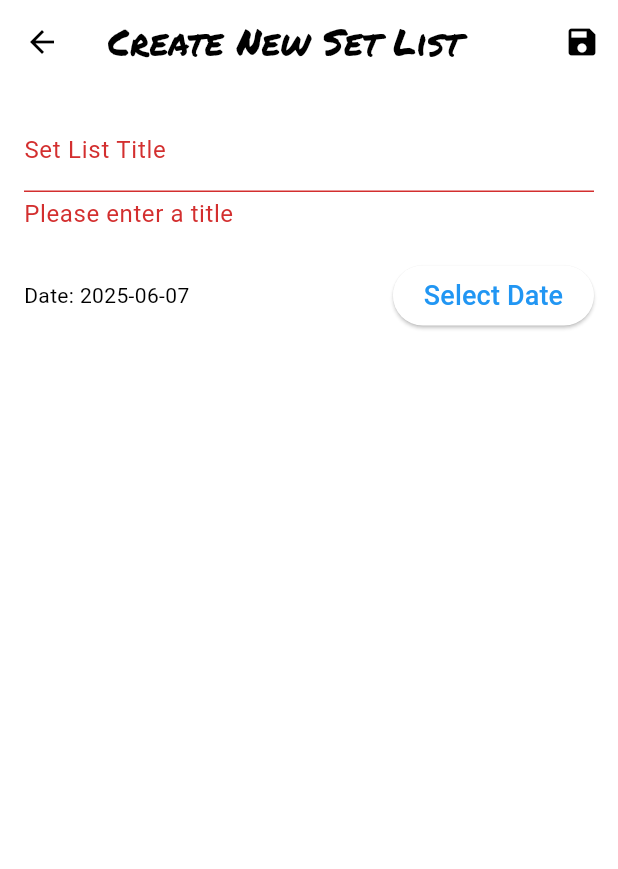
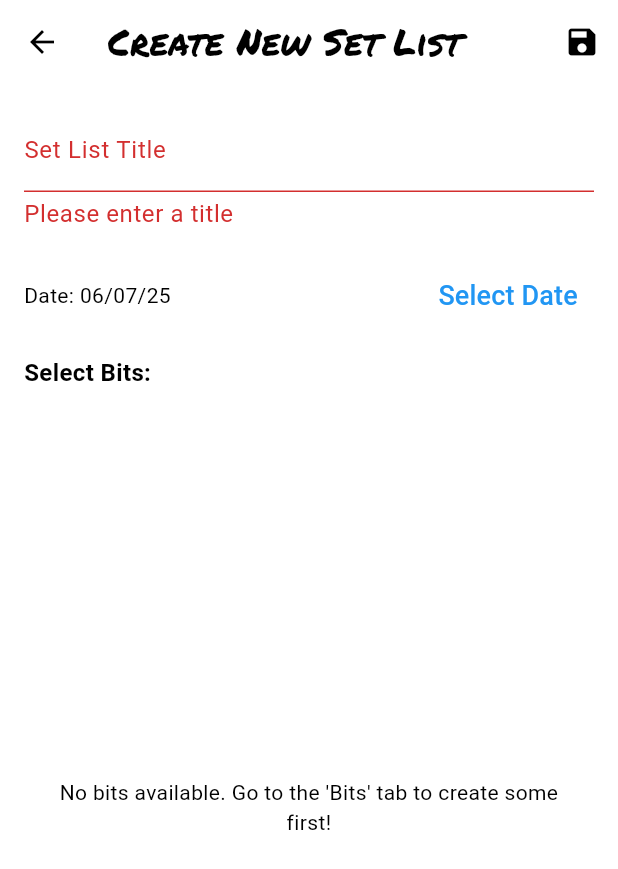
Before and after one commit to AKSystems-mail/JokeBook, a Flutter app: the CreateSetListScreen screen opened directly, after a tap on the "save" icon, on a phone screen of 412 x 824 dp. Shown: the top 869 px of the screen. Run offline on Flutter 3.47's test engine with Material 3 defaults, Android fonts, the phone set to English and light mode, and no system bars; our stand-ins replace cloud_firestore, firebase_auth, firebase_core, firebase_storage, google_sign_in, hive and 6 more; missing offline and left inert: record; accounts and stored records are empty.

Commit message:
Mergre conflict fix

```diff
--- a/lib/screens/create_set_list_screen.dart
+++ b/lib/screens/create_set_list_screen.dart
@@ -1,7 +1,13 @@
+// lib/screens/create_set_list_screen.dart
+
 import 'package:flutter/material.dart';
 import 'package:provider/provider.dart';
+import 'package:intl/intl.dart'; // For date formatting
+
 import '/providers/set_list_provider.dart';
-// Import other necessary files like your BitProvider if used for selecting bits
+import '/providers/bit_provider.dart'; // Import BitProvider
+import '/models/bit.dart';             // Import Bit model
+import '/providers/settings_provider.dart'; // Assuming you use this for AppBar color
 
 class CreateSetListScreen extends StatefulWidget {
   const CreateSetListScreen({super.key});
@@ -14,7 +20,16 @@ class _CreateSetListScreenState extends State<CreateSetListScreen> {
   final _formKey = GlobalKey<FormState>();
   final _titleController = TextEditingController();
   DateTime _selectedDate = DateTime.now();
-  List<String> _selectedBitIds = []; // Populate this list based on user selection
+  final List<String> _selectedBitIds = []; // Keep this
+
+  @override
+  void initState() {
+    super.initState();
+    // Optional: If your BitProvider needs an explicit fetch and doesn't load bits via stream initially
+    // WidgetsBinding.instance.addPostFrameCallback((_) {
+    //   Provider.of<BitProvider>(context, listen: false).fetchBits(); // Or whatever your fetch method is
+    // });
+  }
 
   @override
   void dispose() {
@@ -23,18 +38,28 @@ class _CreateSetListScreenState extends State<CreateSetListScreen> {
   }
 
   Future<void> _saveSetList() async {
-    if (_formKey.currentState?.validate() ?? false) {
+    if (!(_formKey.currentState?.validate() ?? false)) {
+      return;
+    }
+    // Optional: Check if at least one bit is selected
+    // if (_selectedBitIds.isEmpty) {
+    //   ScaffoldMessenger.of(context).showSnackBar(
+    //     const SnackBar(content: Text('Please select at least one bit.')),
+    //   );
+    //   return;
+    // }
+
     try {
       await Provider.of<SetListProvider>(context, listen: false).addSetList(
         _titleController.text,
         _selectedDate,
-          _selectedBitIds, // Use the bits selected on this screen
+        _selectedBitIds,
       );
       if (mounted) {
         ScaffoldMessenger.of(context).showSnackBar(
           const SnackBar(content: Text('Setlist saved!')),
         );
-          Navigator.of(context).pop(); // Go back after saving
+        Navigator.of(context).pop();
       }
     } catch (e) {
       if (mounted) {
@@ -44,9 +69,7 @@ class _CreateSetListScreenState extends State<CreateSetListScreen> {
       }
     }
   }
-  }
 
-  // Example method to pick date
   Future<void> _pickDate() async {
     final DateTime? picked = await showDatePicker(
       context: context,
@@ -61,66 +84,32 @@ class _CreateSetListScreenState extends State<CreateSetListScreen> {
     }
   }
 
-  // Example: You would have UI elements to populate _selectedBitIds
-  // For instance, a button that opens a dialog to select bits from BitProvider.
-  // void _selectBits() async {
-  //   final List<String>? result = await showDialog<List<String>>(
-  //     context: context,
-  //     builder: (context) => BitSelectionDialog(), // Your custom dialog
-  //   );
-  //   if (result != null) {
-  //     setState(() {
-  //       _selectedBitIds = result;
-  //     });
-  //   }
-  // }
-
-
   @override
   Widget build(BuildContext context) {
-    // final bitProvider = Provider.of<BitProvider>(context); // If needed for bit selection UI
+    // Access SettingsProvider for AppBar color
+    final settingsProvider = Provider.of<SettingsProvider>(context, listen: false);
 
     return WillPopScope(
       onWillPop: () async {
-        // This is called when the user presses the back button or an OS back gesture.
-        // You might want to prompt the user if they want to save changes or discard.
-        // For simplicity here, we'll attempt to save if valid.
-        // If there's unsaved data, you might show a confirmation dialog.
-
         if (_formKey.currentState?.validate() ?? false) {
-          // If the form is valid, you could auto-save, or prompt.
-          // The snippet you provided had two save attempts. We only need one correct one.
-          // Let's assume for onWillPop, if valid, we save.
-          // If you want different behavior (e.g., prompt "Save changes?"), implement that here.
-
-          // The problematic block was:
-          // final newSetList = SetList(id: ..., title: ..., order: newOrder, ...);
-          // await SetListProvider.addSetList(newSetList); // Incorrect static call & args
-          // AND
-          // await Provider.of<SetListProvider>(context, listen: false).addSetList(
-          //   _titleController.text,
-          //   _selectedDate,
-          //   [], // This used an empty list for bits
-          // );
-
-          // We will use ONE correct call.
-          // If onWillPop should save the selected bits:
+          // Using the same save logic as the save button for consistency on back press
           await Provider.of<SetListProvider>(context, listen: false).addSetList(
             _titleController.text,
             _selectedDate,
-            _selectedBitIds, // Use the currently selected bits
+            _selectedBitIds,
           );
-          // No need for another addSetList call.
+          // No need for ScaffoldMessenger here as we are popping immediately
         }
-        return true; // Allow the pop to happen. Return false to prevent popping.
+        return true; // Allow pop
       },
       child: Scaffold(
         appBar: AppBar(
           title: const Text('Create New Set List'),
+          backgroundColor: settingsProvider.backgroundColor, // From SettingsProvider
           actions: [
             IconButton(
               icon: const Icon(Icons.save),
-              onPressed: _saveSetList, // Call the save function
+              onPressed: _saveSetList,
             ),
           ],
         ),
@@ -128,11 +117,12 @@ class _CreateSetListScreenState extends State<CreateSetListScreen> {
           padding: const EdgeInsets.all(16.0),
           child: Form(
             key: _formKey,
-            child: ListView( // Use ListView for potentially long forms
+            child: Column( // Changed from ListView to Column for direct control with Expanded
               children: <Widget>[
                 TextFormField(
                   controller: _titleController,
                   decoration: const InputDecoration(labelText: 'Set List Title'),
+                  textCapitalization: TextCapitalization.sentences,
                   validator: (value) {
                     if (value == null || value.isEmpty) {
                       return 'Please enter a title';
@@ -142,24 +132,69 @@ class _CreateSetListScreenState extends State<CreateSetListScreen> {
                 ),
                 const SizedBox(height: 20),
                 Row(
+                  mainAxisAlignment: MainAxisAlignment.spaceBetween,
                   children: [
-                    Expanded(
+                    Expanded( // Use Expanded to ensure Text takes available space
                       child: Text(
-                          "Date: ${_selectedDate.toLocal().toString().split(' ')[0]}"),
+                          "Date: ${DateFormat('MM/dd/yy').format(_selectedDate)}"), // Using intl for formatting
                     ),
-                    ElevatedButton(
+                    TextButton( // Changed to TextButton for better UI consistency
                       onPressed: _pickDate,
                       child: const Text("Select Date"),
                     ),
                   ],
                 ),
-                const SizedBox(height: 20),
-                // Placeholder for Bit Selection UI
-                // You'll need to implement UI to select bits and populate _selectedBitIds
-                // For example:
-                // ElevatedButton(onPressed: _selectBits, child: Text("Select Bits")),
-                // Text("Selected Bit IDs: ${_selectedBitIds.join(', ')}"),
-                // ... your UI for selecting bits ...
+                const SizedBox(height: 16),
+                const Align(
+                  alignment: Alignment.centerLeft,
+                  child: Text("Select Bits:",
+                      style: TextStyle(fontSize: 16, fontWeight: FontWeight.bold)),
+                ),
+                const SizedBox(height: 8),
+                // --- THIS IS THE CRUCIAL PART FOR DISPLAYING BITS ---
+                Expanded(
+                  child: Consumer<BitProvider>(
+                    builder: (context, bitProvider, child) {
+                      // Assuming BitProvider has an 'isLoading' property
+                      // if (bitProvider.isLoading) {
+                      //   return const Center(child: CircularProgressIndicator());
+                      // }
+                      if (bitProvider.bits.isEmpty) {
+                        return const Center(
+                          child: Padding(
+                            padding: EdgeInsets.all(8.0),
+                            child: Text(
+                              "No bits available. Go to the 'Bits' tab to create some first!",
+                              textAlign: TextAlign.center,
+                            ),
+                          ),
+                        );
+                      }
+                      return ListView.builder(
+                        itemCount: bitProvider.bits.length,
+                        itemBuilder: (context, index) {
+                          final Bit bit = bitProvider.bits[index];
+                          return CheckboxListTile(
+                            title: Text(bit.title),
+                            value: _selectedBitIds.contains(bit.id),
+                            onChanged: (bool? newValue) {
+                              setState(() {
+                                if (newValue == true) {
+                                  if (!_selectedBitIds.contains(bit.id)) {
+                                    _selectedBitIds.add(bit.id);
+                                  }
+                                } else {
+                                  _selectedBitIds.remove(bit.id);
+                                }
+                              });
+                            },
+                          );
+                        },
+                      );
+                    },
+                  ),
+                ),
+                // --- END OF BIT SELECTION UI ---
               ],
             ),
           ),
```
Also changed, not shown: 5 other files. Lines whose indentation alone changed are shown as unchanged.
